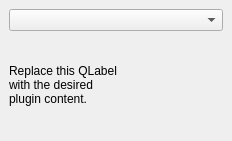
Above: raster_tracer_dockwidget_base.ui from mkondratyev85/raster_tracer before the change. Below: the same form after it.
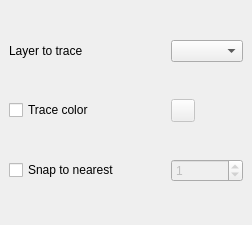
That is the form after the change. Custom widgets are drawn as their Qt base class.

Commit message: Add some widgets to the dock

Diff of the .ui file:
```diff
--- a/raster_tracer_dockwidget_base.ui
+++ b/raster_tracer_dockwidget_base.ui
@@ -6,8 +6,8 @@
    <rect>
     <x>0</x>
     <y>0</y>
-    <width>232</width>
-    <height>141</height>
+    <width>252</width>
+    <height>225</height>
    </rect>
   </property>
   <property name="windowTitle">
@@ -15,27 +15,66 @@
   </property>
   <widget class="QWidget" name="dockWidgetContents">
    <layout class="QGridLayout" name="gridLayout">
-    <item row="1" column="0">
+    <item row="5" column="0">
+     <widget class="QCheckBox" name="checkBox">
+      <property name="text">
+       <string>Snap to nearest</string>
+      </property>
+     </widget>
+    </item>
+    <item row="3" column="0">
+     <widget class="QCheckBox" name="checkBoxColor">
+      <property name="text">
+       <string>Trace color</string>
+      </property>
+     </widget>
+    </item>
+    <item row="3" column="1">
+     <widget class="QgsColorButton" name="mColorButton">
+      <property name="enabled">
+       <bool>false</bool>
+      </property>
+     </widget>
+    </item>
+    <item row="2" column="0">
      <widget class="QLabel" name="label">
       <property name="text">
-       <string>Replace this QLabel
-with the desired
-plugin content.</string>
+       <string>Layer to trace</string>
       </property>
      </widget>
     </item>
-    <item row="0" column="0">
+    <item row="2" column="1">
      <widget class="QgsMapLayerComboBox" name="mMapLayerComboBox"/>
     </item>
+    <item row="5" column="1">
+     <widget class="QgsSpinBox" name="mQgsSpinBox">
+      <property name="enabled">
+       <bool>false</bool>
+      </property>
+      <property name="value">
+       <number>1</number>
+      </property>
+     </widget>
+    </item>
    </layout>
   </widget>
  </widget>
  <customwidgets>
+  <customwidget>
+   <class>QgsColorButton</class>
+   <extends>QToolButton</extends>
+   <header>qgscolorbutton.h</header>
+  </customwidget>
   <customwidget>
    <class>QgsMapLayerComboBox</class>
    <extends>QComboBox</extends>
    <header>qgsmaplayercombobox.h</header>
   </customwidget>
+  <customwidget>
+   <class>QgsSpinBox</class>
+   <extends>QSpinBox</extends>
+   <header>qgsspinbox.h</header>
+  </customwidget>
  </customwidgets>
  <resources/>
  <connections/>
```
